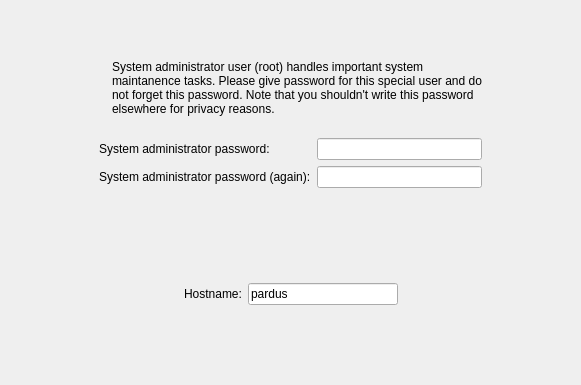
Qt form yali4/gui/Ui/rootpasswidget.ui (dadas45li/yali) before a commit.
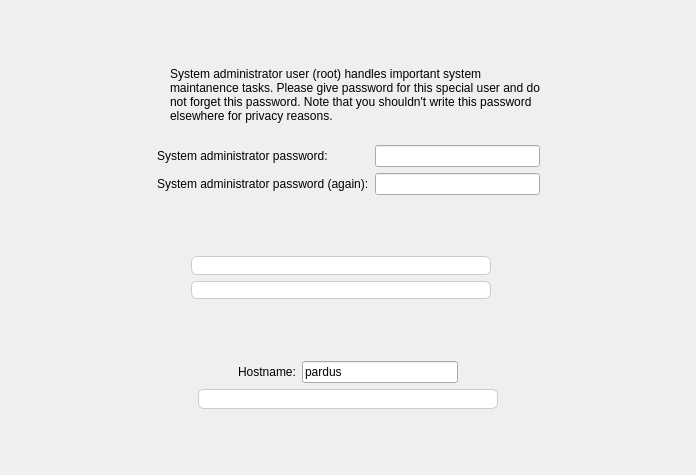
The same form after that commit. Icons and pictures are not drawn.

Commit message: * Some of flicker fixes for Admin Screen, also note to me: dont use any tile images as background..

Patch:
```diff
--- a/yali4/gui/Ui/rootpasswidget.ui
+++ b/yali4/gui/Ui/rootpasswidget.ui
@@ -5,8 +5,8 @@
    <rect>
     <x>0</x>
     <y>0</y>
-    <width>581</width>
-    <height>385</height>
+    <width>696</width>
+    <height>475</height>
    </rect>
   </property>
   <property name="windowTitle" >
@@ -31,6 +31,22 @@
    </item>
    <item row="1" column="0" colspan="3" >
     <layout class="QGridLayout" >
+     <item row="0" column="0" >
+      <spacer>
+       <property name="orientation" >
+        <enum>Qt::Horizontal</enum>
+       </property>
+       <property name="sizeType" >
+        <enum>QSizePolicy::Expanding</enum>
+       </property>
+       <property name="sizeHint" >
+        <size>
+         <width>21</width>
+         <height>20</height>
+        </size>
+       </property>
+      </spacer>
+     </item>
      <item row="0" column="1" >
       <widget class="QLabel" name="pix" >
        <property name="sizePolicy" >
@@ -53,62 +69,6 @@
        </property>
       </widget>
      </item>
-     <item row="2" column="1" colspan="2" >
-      <layout class="QGridLayout" >
-       <item row="1" column="1" >
-        <widget class="QLineEdit" name="pass2" >
-         <property name="maximumSize" >
-          <size>
-           <width>200</width>
-           <height>32767</height>
-          </size>
-         </property>
-         <property name="inputMask" >
-          <string/>
-         </property>
-         <property name="echoMode" >
-          <enum>QLineEdit::Password</enum>
-         </property>
-        </widget>
-       </item>
-       <item row="0" column="0" >
-        <widget class="QLabel" name="textLabel3" >
-         <property name="text" >
-          <string>System administrator password:</string>
-         </property>
-         <property name="wordWrap" >
-          <bool>false</bool>
-         </property>
-        </widget>
-       </item>
-       <item row="1" column="0" >
-        <widget class="QLabel" name="textLabel3_2" >
-         <property name="text" >
-          <string>System administrator password (again):</string>
-         </property>
-         <property name="wordWrap" >
-          <bool>false</bool>
-         </property>
-        </widget>
-       </item>
-       <item row="0" column="1" >
-        <widget class="QLineEdit" name="pass1" >
-         <property name="maximumSize" >
-          <size>
-           <width>200</width>
-           <height>32767</height>
-          </size>
-         </property>
-         <property name="inputMask" >
-          <string/>
-         </property>
-         <property name="echoMode" >
-          <enum>QLineEdit::Password</enum>
-         </property>
-        </widget>
-       </item>
-      </layout>
-     </item>
      <item row="0" column="2" >
       <widget class="QLabel" name="textLabel1" >
        <property name="sizePolicy" >
@@ -134,6 +94,22 @@
        </property>
       </widget>
      </item>
+     <item row="0" column="3" >
+      <spacer>
+       <property name="orientation" >
+        <enum>Qt::Horizontal</enum>
+       </property>
+       <property name="sizeType" >
+        <enum>QSizePolicy::Expanding</enum>
+       </property>
+       <property name="sizeHint" >
+        <size>
+         <width>21</width>
+         <height>20</height>
+        </size>
+       </property>
+      </spacer>
+     </item>
      <item row="1" column="2" >
       <spacer>
        <property name="orientation" >
@@ -150,41 +126,215 @@
        </property>
       </spacer>
      </item>
-     <item row="0" column="3" >
+     <item row="2" column="1" colspan="2" >
+      <layout class="QGridLayout" >
+       <item row="1" column="1" >
+        <widget class="QLineEdit" name="pass2" >
+         <property name="maximumSize" >
+          <size>
+           <width>200</width>
+           <height>32767</height>
+          </size>
+         </property>
+         <property name="inputMask" >
+          <string/>
+         </property>
+         <property name="echoMode" >
+          <enum>QLineEdit::Password</enum>
+         </property>
+        </widget>
+       </item>
+       <item row="0" column="0" >
+        <widget class="QLabel" name="textLabel3" >
+         <property name="text" >
+          <string>System administrator password:</string>
+         </property>
+         <property name="wordWrap" >
+          <bool>false</bool>
+         </property>
+        </widget>
+       </item>
+       <item row="1" column="0" >
+        <widget class="QLabel" name="textLabel3_2" >
+         <property name="text" >
+          <string>System administrator password (again):</string>
+         </property>
+         <property name="wordWrap" >
+          <bool>false</bool>
+         </property>
+        </widget>
+       </item>
+       <item row="0" column="1" >
+        <widget class="QLineEdit" name="pass1" >
+         <property name="maximumSize" >
+          <size>
+           <width>200</width>
+           <height>32767</height>
+          </size>
+         </property>
+         <property name="inputMask" >
+          <string/>
+         </property>
+         <property name="echoMode" >
+          <enum>QLineEdit::Password</enum>
+         </property>
+        </widget>
+       </item>
+      </layout>
+     </item>
+    </layout>
+   </item>
+   <item row="2" column="1" >
+    <spacer>
+     <property name="orientation" >
+      <enum>Qt::Vertical</enum>
+     </property>
+     <property name="sizeHint" >
+      <size>
+       <width>20</width>
+       <height>40</height>
+      </size>
+     </property>
+    </spacer>
+   </item>
+   <item row="3" column="0" colspan="3" >
+    <layout class="QHBoxLayout" >
+     <item>
       <spacer>
        <property name="orientation" >
         <enum>Qt::Horizontal</enum>
        </property>
-       <property name="sizeType" >
-        <enum>QSizePolicy::Expanding</enum>
-       </property>
        <property name="sizeHint" >
         <size>
-         <width>21</width>
-         <height>20</height>
+         <width>151</width>
+         <height>43</height>
         </size>
        </property>
       </spacer>
      </item>
-     <item row="0" column="0" >
+     <item>
+      <layout class="QGridLayout" >
+       <item row="0" column="0" >
+        <widget class="QLabel" name="pass_error" >
+         <property name="minimumSize" >
+          <size>
+           <width>300</width>
+           <height>0</height>
+          </size>
+         </property>
+         <property name="maximumSize" >
+          <size>
+           <width>16777215</width>
+           <height>20</height>
+          </size>
+         </property>
+         <property name="styleSheet" >
+          <string>border:1px solid #CCC;border-radius:6px;background-color:white;</string>
+         </property>
+         <property name="text" >
+          <string/>
+         </property>
+         <property name="textFormat" >
+          <enum>Qt::RichText</enum>
+         </property>
+         <property name="scaledContents" >
+          <bool>false</bool>
+         </property>
+         <property name="alignment" >
+          <set>Qt::AlignCenter</set>
+         </property>
+         <property name="wordWrap" >
+          <bool>false</bool>
+         </property>
+         <property name="indent" >
+          <number>0</number>
+         </property>
+        </widget>
+       </item>
+       <item rowspan="2" row="0" column="1" >
+        <widget class="QLabel" name="label" >
+         <property name="sizePolicy" >
+          <sizepolicy vsizetype="Fixed" hsizetype="Fixed" >
+           <horstretch>0</horstretch>
+           <verstretch>0</verstretch>
+          </sizepolicy>
+         </property>
+         <property name="text" >
+          <string/>
+         </property>
+        </widget>
+       </item>
+       <item row="1" column="0" >
+        <widget class="QLabel" name="caps_error" >
+         <property name="minimumSize" >
+          <size>
+           <width>300</width>
+           <height>0</height>
+          </size>
+         </property>
+         <property name="maximumSize" >
+          <size>
+           <width>16777215</width>
+           <height>20</height>
+          </size>
+         </property>
+         <property name="styleSheet" >
+          <string>border:1px solid #CCC;border-radius:6px;background-color:white;</string>
+         </property>
+         <property name="text" >
+          <string/>
+         </property>
+         <property name="textFormat" >
+          <enum>Qt::RichText</enum>
+         </property>
+         <property name="scaledContents" >
+          <bool>false</bool>
+         </property>
+         <property name="alignment" >
+          <set>Qt::AlignCenter</set>
+         </property>
+         <property name="wordWrap" >
+          <bool>false</bool>
+         </property>
+         <property name="indent" >
+          <number>0</number>
+         </property>
+        </widget>
+       </item>
+      </layout>
+     </item>
+     <item>
       <spacer>
        <property name="orientation" >
         <enum>Qt::Horizontal</enum>
        </property>
-       <property name="sizeType" >
-        <enum>QSizePolicy::Expanding</enum>
-       </property>
        <property name="sizeHint" >
         <size>
-         <width>21</width>
-         <height>20</height>
+         <width>181</width>
+         <height>43</height>
         </size>
        </property>
       </spacer>
      </item>
     </layout>
    </item>
-   <item row="5" column="2" >
+   <item row="4" column="1" >
+    <spacer>
+     <property name="orientation" >
+      <enum>Qt::Vertical</enum>
+     </property>
+     <property name="sizeType" >
+      <enum>QSizePolicy::Expanding</enum>
+     </property>
+     <property name="sizeHint" >
+      <size>
+       <width>20</width>
+       <height>20</height>
+      </size>
+     </property>
+    </spacer>
+   </item>
+   <item row="5" column="0" >
     <spacer>
      <property name="orientation" >
       <enum>Qt::Horizontal</enum>
@@ -227,45 +377,90 @@
      </item>
     </layout>
    </item>
-   <item row="7" column="1" >
+   <item row="5" column="2" >
     <spacer>
      <property name="orientation" >
-      <enum>Qt::Vertical</enum>
+      <enum>Qt::Horizontal</enum>
      </property>
      <property name="sizeType" >
       <enum>QSizePolicy::Expanding</enum>
      </property>
      <property name="sizeHint" >
       <size>
-       <width>20</width>
+       <width>71</width>
        <height>20</height>
       </size>
      </property>
     </spacer>
    </item>
    <item row="6" column="0" colspan="3" >
-    <widget class="QLabel" name="host_error" >
-     <property name="text" >
-      <string/>
-     </property>
-     <property name="textFormat" >
-      <enum>Qt::RichText</enum>
-     </property>
-     <property name="scaledContents" >
-      <bool>false</bool>
-     </property>
-     <property name="alignment" >
-      <set>Qt::AlignCenter</set>
-     </property>
-     <property name="wordWrap" >
-      <bool>false</bool>
-     </property>
-     <property name="indent" >
-      <number>0</number>
-     </property>
-    </widget>
+    <layout class="QHBoxLayout" >
+     <item>
+      <spacer>
+       <property name="orientation" >
+        <enum>Qt::Horizontal</enum>
+       </property>
+       <property name="sizeHint" >
+        <size>
+         <width>40</width>
+         <height>20</height>
+        </size>
+       </property>
+      </spacer>
+     </item>
+     <item>
+      <widget class="QLabel" name="host_error" >
+       <property name="minimumSize" >
+        <size>
+         <width>300</width>
+         <height>0</height>
+        </size>
+       </property>
+       <property name="maximumSize" >
+        <size>
+         <width>16777215</width>
+         <height>20</height>
+        </size>
+       </property>
+       <property name="styleSheet" >
+        <string>border:1px solid #CCC;border-radius:6px;background-color:white;</string>
+       </property>
+       <property name="text" >
+        <string/>
+       </property>
+       <property name="textFormat" >
+        <enum>Qt::RichText</enum>
+       </property>
+       <property name="scaledContents" >
+        <bool>false</bool>
+       </property>
+       <property name="alignment" >
+        <set>Qt::AlignCenter</set>
+       </property>
+       <property name="wordWrap" >
+        <bool>false</bool>
+       </property>
+       <property name="indent" >
+        <number>0</number>
+       </property>
+      </widget>
+     </item>
+     <item>
+      <spacer>
+       <property name="orientation" >
+        <enum>Qt::Horizontal</enum>
+       </property>
+       <property name="sizeHint" >
+        <size>
+         <width>40</width>
+         <height>20</height>
+        </size>
+       </property>
+      </spacer>
+     </item>
+    </layout>
    </item>
-   <item row="4" column="1" >
+   <item row="7" column="1" >
     <spacer>
      <property name="orientation" >
       <enum>Qt::Vertical</enum>
@@ -281,66 +476,6 @@
      </property>
     </spacer>
    </item>
-   <item row="5" column="0" >
-    <spacer>
-     <property name="orientation" >
-      <enum>Qt::Horizontal</enum>
-     </property>
-     <property name="sizeType" >
-      <enum>QSizePolicy::Expanding</enum>
-     </property>
-     <property name="sizeHint" >
-      <size>
-       <width>71</width>
-       <height>20</height>
-      </size>
-     </property>
-    </spacer>
-   </item>
-   <item row="2" column="0" colspan="3" >
-    <widget class="QLabel" name="pass_error" >
-     <property name="text" >
-      <string/>
-     </property>
-     <property name="textFormat" >
-      <enum>Qt::RichText</enum>
-     </property>
-     <property name="scaledContents" >
-      <bool>false</bool>
-     </property>
-     <property name="alignment" >
-      <set>Qt::AlignCenter</set>
-     </property>
-     <property name="wordWrap" >
-      <bool>false</bool>
-     </property>
-     <property name="indent" >
-      <number>0</number>
-     </property>
-    </widget>
-   </item>
-   <item row="3" column="0" colspan="3" >
-    <widget class="QLabel" name="caps_error" >
-     <property name="text" >
-      <string/>
-     </property>
-     <property name="textFormat" >
-      <enum>Qt::RichText</enum>
-     </property>
-     <property name="scaledContents" >
-      <bool>false</bool>
-     </property>
-     <property name="alignment" >
-      <set>Qt::AlignCenter</set>
-     </property>
-     <property name="wordWrap" >
-      <bool>false</bool>
-     </property>
-     <property name="indent" >
-      <number>0</number>
-     </property>
-    </widget>
-   </item>
   </layout>
  </widget>
  <layoutdefault spacing="6" margin="11" />
```
The commit also changes 8 other files.
